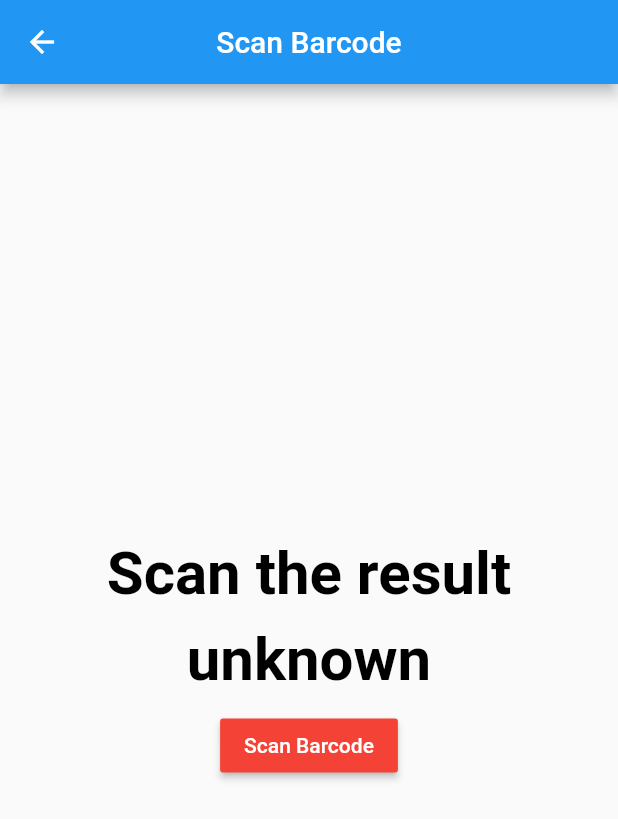
After one commit to sagarkoju/phoneNumber, a Flutter app: the screen it shows after launch, after a tap on "show Barcode", on a phone screen of 412 x 824 dp. The commit adds this screen. Shown: the top 819 px of the screen. Run offline on Flutter 3.47's test engine with Material 2 defaults, Android fonts, the phone set to English and light mode, and no system bars; our stand-ins replace cloud_firestore, firebase_core, firebase_storage, get, image_picker, transparent_image; missing offline and left inert: flutter_barcode_scanner, syncfusion_flutter_pdfviewer; accounts and stored records are empty; network calls fail.

Commit message:
barcode scanner

```diff
--- a/lib/main.dart
+++ b/lib/main.dart
@@ -1,17 +1,17 @@
-
-
 import 'package:crud/screen/home.dart';
+import 'package:crud/theme/theme.dart';
 import 'package:firebase_core/firebase_core.dart';
 
 import 'package:flutter/material.dart';
+import 'package:get/get.dart';
 
-void main () async{
+void main() async {
   WidgetsFlutterBinding.ensureInitialized();
   await Firebase.initializeApp();
-  runApp(
-  MaterialApp(
-     home: HomePage(),
+  runApp(GetMaterialApp(
+    theme: Themes().lightTheme,
+    darkTheme: Themes().darkTheme,
+    home: HomePage(),
     debugShowCheckedModeBanner: false,
-  )
-);
+  ));
 }
--- /dev/null
+++ b/lib/page.dart/scan_barcode.dart
@@ -0,0 +1,68 @@
+import 'package:flutter/material.dart';
+import 'package:flutter/services.dart';
+import 'package:flutter_barcode_scanner/flutter_barcode_scanner.dart';
+
+class ShowBarcode extends StatefulWidget {
+  @override
+  _ShowBarcodeState createState() => _ShowBarcodeState();
+}
+
+class _ShowBarcodeState extends State<ShowBarcode> {
+  String barcode = 'unknown';
+  @override
+  Widget build(BuildContext context) {
+    return Scaffold(
+      appBar: AppBar(
+        title: Text('Scan Barcode'),
+        centerTitle: true,
+      ),
+      body: Center(
+        child: Column(
+          mainAxisAlignment: MainAxisAlignment.center,
+          children: [
+            Text(
+              'Scan the result',
+              style: TextStyle(
+                  color: Colors.black,
+                  fontSize: 40,
+                  fontWeight: FontWeight.bold),
+            ),
+            SizedBox(
+              height: 10,
+            ),
+            Text(
+              '$barcode',
+              style: TextStyle(
+                  color: Colors.black,
+                  fontSize: 40,
+                  fontWeight: FontWeight.bold),
+            ),
+            SizedBox(
+              height: 10,
+            ),
+            RaisedButton(
+                color: Colors.red,
+                child: Text('Scan Barcode'),
+                textColor: Colors.white,
+                onPressed: () {
+                  barcodescan();
+                }),
+          ],
+        ),
+      ),
+    );
+  }
+
+  Future<void> barcodescan() async {
+    try {
+      final barcode = await FlutterBarcodeScanner.scanBarcode(
+          "#ff6666", "cancel", true, ScanMode.BARCODE);
+      if (!mounted) return;
+      setState(() {
+        this.barcode = barcode;
+      });
+    } on PlatformException {
+      barcode = "failed";
+    }
+  }
+}
```
Also changed, not shown: lib/Screen/home.dart (+186 -72 lines), lib/page.dart/dell.dart (added, +18 -0 lines), lib/page.dart/page.dart (added, +72 -0 lines), lib/theme/theme.dart (added, +17 -0 lines), pubspec.yaml (+8 -5 lines), assets/s.jpg (deleted), assets/s0.jpg (added), assets/s1.jpg (added), assets/s2.jpg (added), assets/s3.jpg (added), assets/s5.jpg (added), pubspec.lock, 3 other files.
